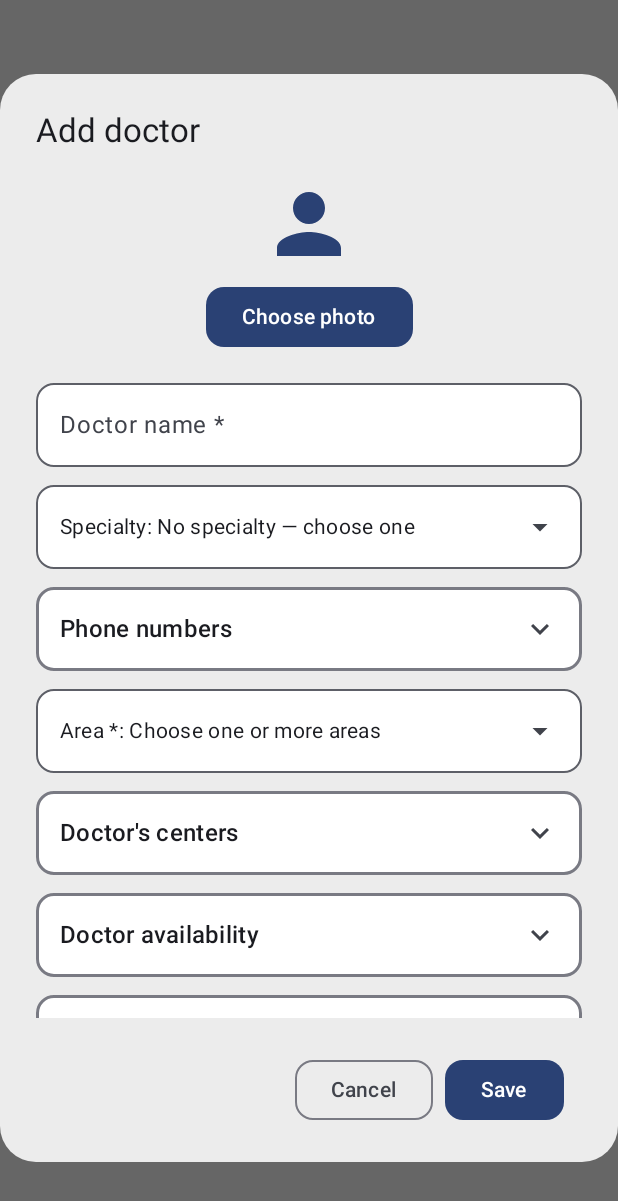
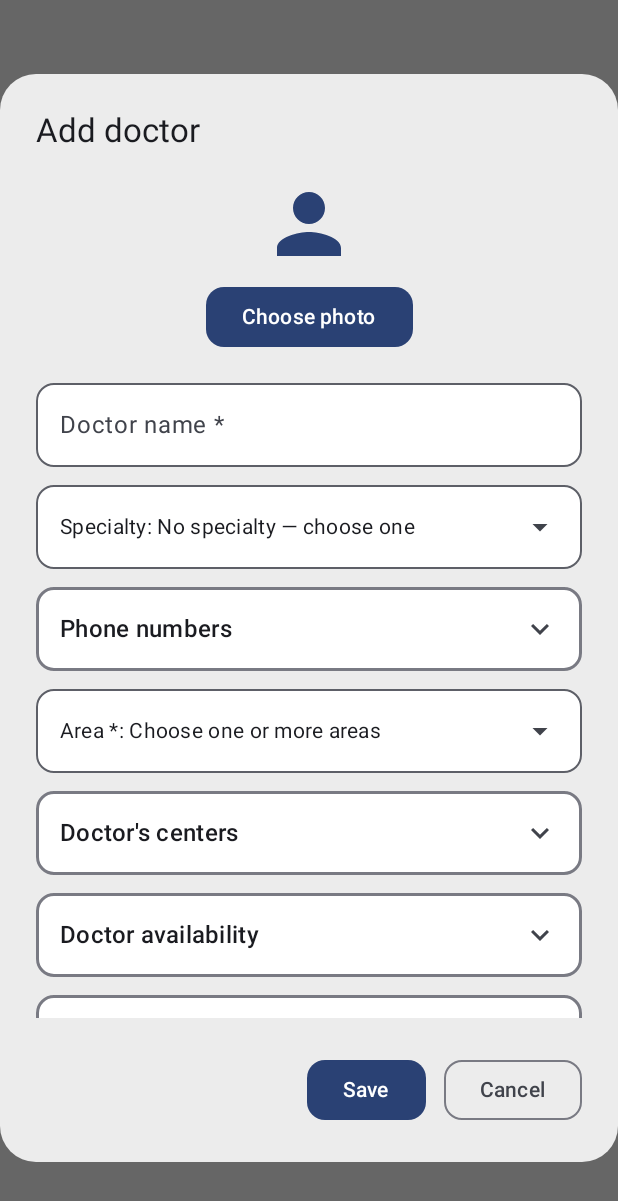
Before and after one commit to mohamed-ramadan-96/Medical-Rep-Manager, an Android app built with Jetpack Compose: the composable DoctorFormDialog called with empty values, on a phone screen of 412 x 824 dp. Shown: the top 1201 px of the screen. Run offline under Robolectric (Android 15) with nearby library versions, the phone set to English and light mode, and no system bars; our stand-ins replace Room's generated code; pictures from the network do not load.

Commit message:
Compact doctor availability days and space form actions

```diff
--- a/app/src/main/java/com/medicalrep/manager/ui/DoctorsScreen.kt
+++ b/app/src/main/java/com/medicalrep/manager/ui/DoctorsScreen.kt
@@ -1495,7 +1495,7 @@ private fun DoctorFormDialog(
                                         }
                                         Text(if (isArabic) "أيام التواجد" else "Available days", style = MaterialTheme.typography.labelMedium)
                                         listOf(6 to "السبت", 7 to "الأحد", 1 to "الاثنين", 2 to "الثلاثاء", 3 to "الأربعاء", 4 to "الخميس", 5 to "الجمعة").chunked(2).forEach { pair ->
-                                            Row(verticalAlignment = androidx.compose.ui.Alignment.CenterVertically) {
+                                            Row(modifier = Modifier.fillMaxWidth(), verticalAlignment = androidx.compose.ui.Alignment.CenterVertically) {
                                                 pair.forEach { (day, label) ->
                                                     Row(Modifier.weight(1f), verticalAlignment = androidx.compose.ui.Alignment.CenterVertically) {
                                                         Checkbox(checked = day in draft.days, onCheckedChange = { checked ->
@@ -1606,6 +1606,7 @@ private fun DoctorFormDialog(
             }
         },
         confirmButton = {
+            Row(horizontalArrangement = Arrangement.spacedBy(12.dp), verticalAlignment = Alignment.CenterVertically) {
             Button(
                 onClick = {
                 if (name.isBlank()) {
@@ -1652,13 +1653,12 @@ private fun DoctorFormDialog(
                     ) }
                 }
             },
-                modifier = Modifier.padding(end = 12.dp),
                 shape = MaterialTheme.shapes.small
             ) { Text(if (isArabic) "حفظ" else "Save") }
+            OutlinedButton(onClick = onDismiss, shape = MaterialTheme.shapes.small) { Text(if (isArabic) "إلغاء" else "Cancel") }
+            }
         },
-        dismissButton = {
-            OutlinedButton(onClick = onDismiss, shape = MaterialTheme.shapes.small) { Text(if (isArabic) "إلغاء" else "Cancel") }
-        }
+        dismissButton = { }
     )
 
     availabilityTimePickerTarget?.let { (draftIndex, isStart) ->
```
